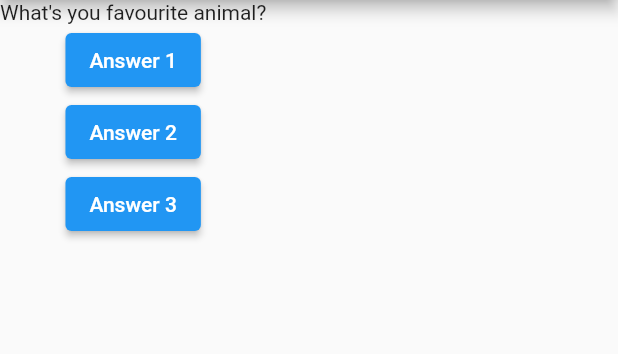
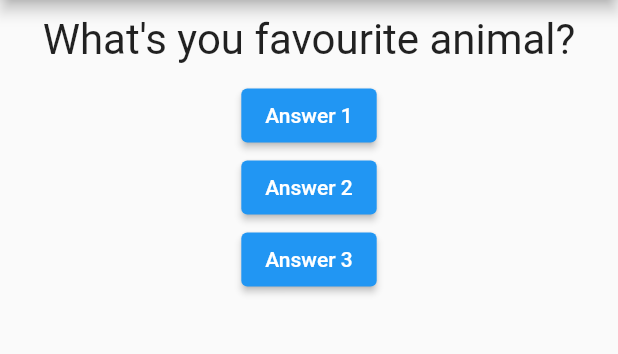
Before and after one commit to DakshSuryavanshi/quizzer_io, a Flutter app: the screen it shows after launch, after a tap on "Answer 1", on a phone screen of 412 x 824 dp, the part 84-438 px from its top. Run offline on Flutter 3.47's test engine with Material 2 defaults, Android fonts, the light colour scheme and no system bars.

Commit message:
making ui changes

```diff
--- a/lib/main.dart
+++ b/lib/main.dart
@@ -1,4 +1,7 @@
+//importing all packages
 import 'package:flutter/material.dart';
+//importing/attatching different dart files to use
+import './question.dart';
 
 // void main() {
 //   runApp(MyApp());
@@ -10,17 +13,18 @@
   @override
   State<StatefulWidget> createState() {
     // TODO: implement createState
-    return MyAppState();
+    return _MyAppState();
   }
 }
 
-class MyAppState extends State<MyApp> {
-  var questionIndex = 0;
-  void answerQuestion() {
+class _MyAppState extends State<MyApp> {
+  var _questionIndex = 0;
+
+  void _answerQuestion() {
     setState(() {
-      questionIndex = questionIndex + 1;
+      _questionIndex = _questionIndex + 1;
     });
-    print(questionIndex);
+    print(_questionIndex);
   }
 
   @override
@@ -31,6 +35,9 @@
       "What's you favourite animal?"
     ];
     return MaterialApp(
+      // theme: ThemeData.light().copyWith(
+      //   textTheme:
+      // ),
       debugShowCheckedModeBanner: false,
       home: Scaffold(
         appBar: AppBar(
@@ -38,12 +45,12 @@
         ),
         body: Column(
           children: [
-            Text(
-              questions[questionIndex],
+            Question(
+              questions[_questionIndex],
             ),
             ElevatedButton(
               child: Text("Answer 1"),
-              onPressed: answerQuestion,
+              onPressed: _answerQuestion,
             ),
             ElevatedButton(
               child: Text("Answer 2"),
--- /dev/null
+++ b/lib/question.dart
@@ -0,0 +1,20 @@
+import 'package:flutter/material.dart';
+
+class Question extends StatelessWidget {
+  final String questionText;
+
+  Question(this.questionText);
+
+  @override
+  Widget build(BuildContext context) {
+    return Container(
+      width: double.infinity,
+      margin: EdgeInsets.all(10),
+      child: Text(
+        questionText,
+        style: TextStyle(fontSize: 28),
+        textAlign: TextAlign.center,
+      ),
+    );
+  }
+}
```
